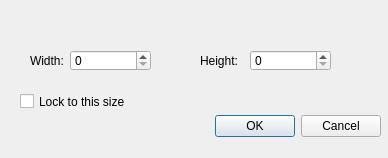
This is src/qt/qt_specifydimensions.ui in 86Box/86Box as Qt 5 draws it before an edit. The edited form follows.
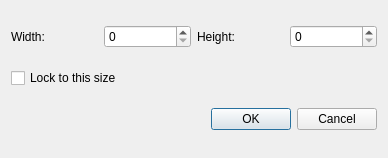
This is the edited form.

Commit message: qt: Attempt to make dialogs closer to Win32

```diff
--- a/src/qt/qt_specifydimensions.ui
+++ b/src/qt/qt_specifydimensions.ui
@@ -13,81 +13,45 @@
   <property name="windowTitle">
    <string>Specify Main Window Dimensions</string>
   </property>
-  <widget class="QDialogButtonBox" name="buttonBox">
-   <property name="geometry">
-    <rect>
-     <x>20</x>
-     <y>110</y>
-     <width>361</width>
-     <height>32</height>
-    </rect>
-   </property>
-   <property name="orientation">
-    <enum>Qt::Horizontal</enum>
-   </property>
-   <property name="standardButtons">
-    <set>QDialogButtonBox::Cancel|QDialogButtonBox::Ok</set>
-   </property>
-  </widget>
-  <widget class="QSpinBox" name="spinBoxWidth">
-   <property name="geometry">
-    <rect>
-     <x>70</x>
-     <y>50</y>
-     <width>81</width>
-     <height>21</height>
-    </rect>
-   </property>
-  </widget>
-  <widget class="QLabel" name="labelWidth">
-   <property name="geometry">
-    <rect>
-     <x>30</x>
-     <y>50</y>
-     <width>41</width>
-     <height>21</height>
-    </rect>
-   </property>
-   <property name="text">
-    <string>Width:</string>
-   </property>
-  </widget>
-  <widget class="QCheckBox" name="checkBox">
-   <property name="geometry">
-    <rect>
-     <x>20</x>
-     <y>90</y>
-     <width>131</width>
-     <height>23</height>
-    </rect>
-   </property>
-   <property name="text">
-    <string>Lock to this size</string>
-   </property>
-  </widget>
-  <widget class="QLabel" name="labelHeight">
-   <property name="geometry">
-    <rect>
-     <x>200</x>
-     <y>50</y>
-     <width>51</width>
-     <height>21</height>
-    </rect>
-   </property>
-   <property name="text">
-    <string>Height:</string>
-   </property>
-  </widget>
-  <widget class="QSpinBox" name="spinBoxHeight">
-   <property name="geometry">
-    <rect>
-     <x>250</x>
-     <y>50</y>
-     <width>81</width>
-     <height>21</height>
-    </rect>
-   </property>
-  </widget>
+  <layout class="QGridLayout" name="gridLayout">
+   <item row="0" column="0">
+    <widget class="QLabel" name="labelWidth">
+     <property name="text">
+      <string>Width:</string>
+     </property>
+    </widget>
+   </item>
+   <item row="0" column="1">
+    <widget class="QSpinBox" name="spinBoxWidth"/>
+   </item>
+   <item row="0" column="2">
+    <widget class="QLabel" name="labelHeight">
+     <property name="text">
+      <string>Height:</string>
+     </property>
+    </widget>
+   </item>
+   <item row="0" column="3">
+    <widget class="QSpinBox" name="spinBoxHeight"/>
+   </item>
+   <item row="1" column="0" colspan="2">
+    <widget class="QCheckBox" name="checkBox">
+     <property name="text">
+      <string>Lock to this size</string>
+     </property>
+    </widget>
+   </item>
+   <item row="2" column="0" colspan="4">
+    <widget class="QDialogButtonBox" name="buttonBox">
+     <property name="orientation">
+      <enum>Qt::Horizontal</enum>
+     </property>
+     <property name="standardButtons">
+      <set>QDialogButtonBox::Cancel|QDialogButtonBox::Ok</set>
+     </property>
+    </widget>
+   </item>
+  </layout>
  </widget>
  <resources/>
  <connections>
```
The commit also changes 10 other files.
